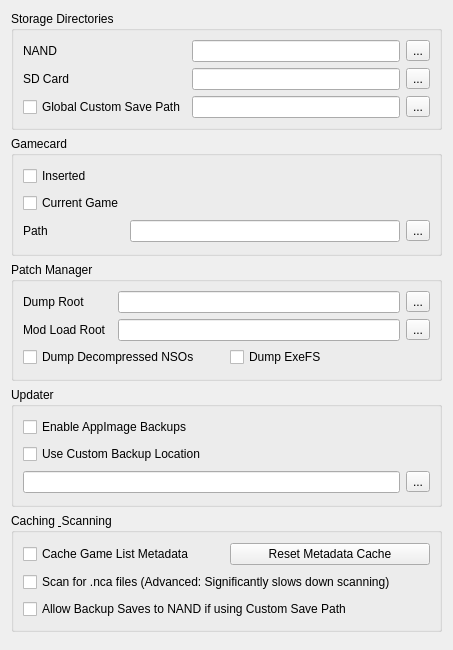
Before: the Qt Designer form src/citron/configuration/configure_filesystem.ui in nguyenjessica-lgtm/Citron, drawn with Qt 5.
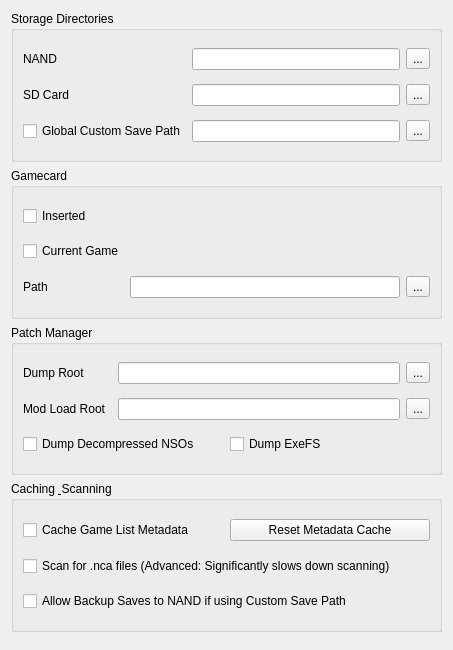
After: the same form once the commit is applied.

Commit message: Remove auto-updater and setup wizard

The edit to the form file:
```diff
--- a/src/citron/configuration/configure_filesystem.ui
+++ b/src/citron/configuration/configure_filesystem.ui
@@ -77,17 +77,6 @@
      </layout>
     </widget>
    </item>
-   <item>
-    <widget class="QGroupBox" name="updater_group">
-     <property name="title"><string>Updater</string></property>
-     <layout class="QGridLayout" name="gridLayout_updater">
-      <item row="0" column="0" colspan="2"><widget class="QCheckBox" name="enable_backups_checkbox"><property name="text"><string>Enable AppImage Backups</string></property></widget></item>
-      <item row="1" column="0"><widget class="QCheckBox" name="custom_backup_location_checkbox"><property name="text"><string>Use Custom Backup Location</string></property></widget></item>
-      <item row="2" column="0"><widget class="QLineEdit" name="custom_backup_location_edit"/></item>
-      <item row="2" column="1"><widget class="QToolButton" name="custom_backup_location_button"><property name="text"><string>...</string></property></widget></item>
-     </layout>
-    </widget>
-   </item>
    <item>
     <widget class="QGroupBox" name="groupBox_5">
      <property name="title"><string>Caching &amp; Scanning</string></property>
```
The commit also changes 21 other files.
